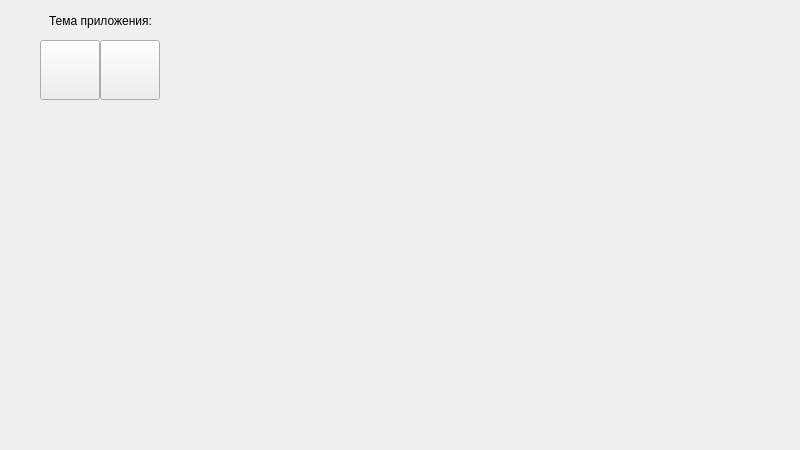
Above: files/ui.ui from kartash-me/yandex-maps before the change. Below: the same form after it.
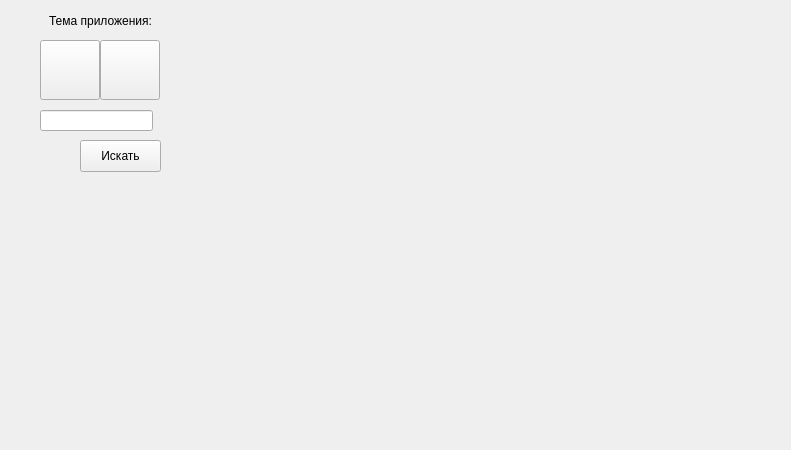
That is the form after the change.

The edit to the form file:
```diff
--- a/files/ui.ui
+++ b/files/ui.ui
@@ -6,7 +6,7 @@
    <rect>
     <x>0</x>
     <y>0</y>
-    <width>800</width>
+    <width>791</width>
     <height>450</height>
    </rect>
   </property>
@@ -77,6 +77,29 @@
      <set>Qt::AlignCenter</set>
     </property>
    </widget>
+   <widget class="QPushButton" name="search_button">
+    <property name="geometry">
+     <rect>
+      <x>80</x>
+      <y>140</y>
+      <width>81</width>
+      <height>32</height>
+     </rect>
+    </property>
+    <property name="text">
+     <string>Искать</string>
+    </property>
+   </widget>
+   <widget class="QLineEdit" name="search_req">
+    <property name="geometry">
+     <rect>
+      <x>40</x>
+      <y>110</y>
+      <width>113</width>
+      <height>21</height>
+     </rect>
+    </property>
+   </widget>
   </widget>
  </widget>
  <resources/>
```
